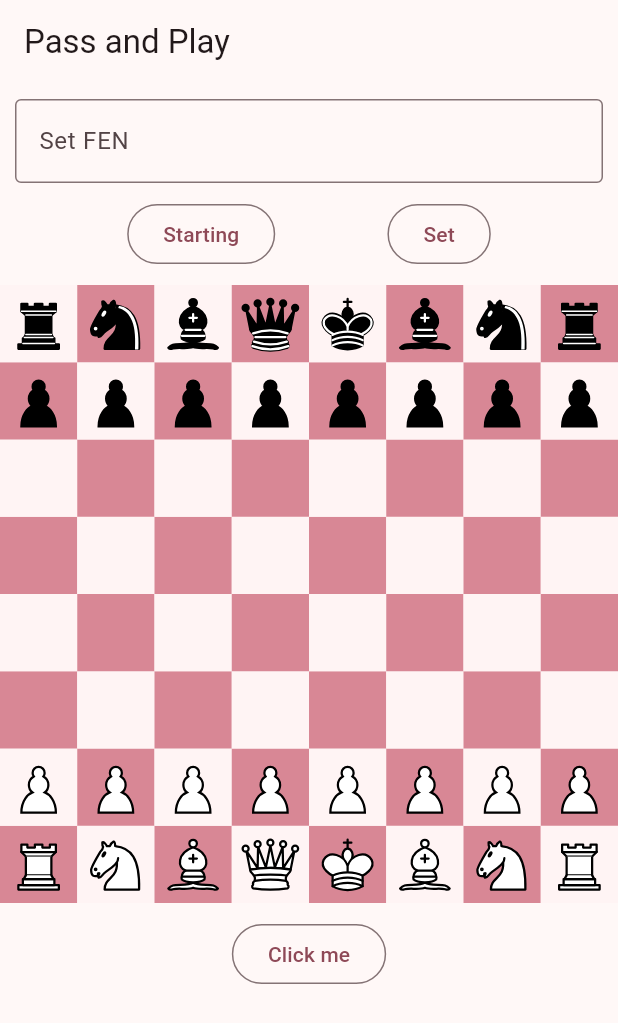
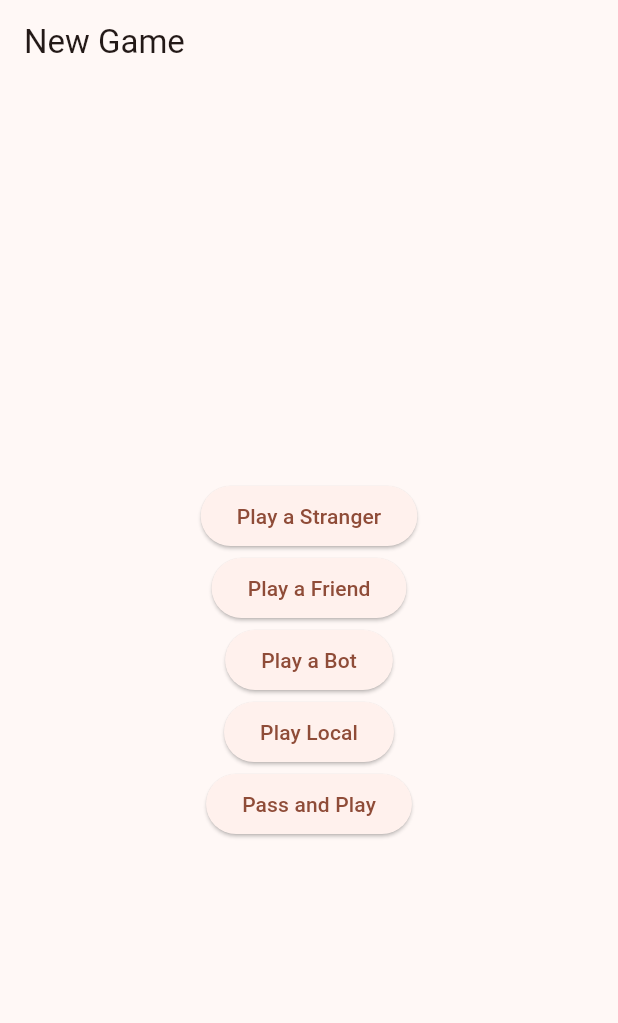
Before and after one commit to kazimdraiyan/chess_new, a Flutter app: the screen it shows after launch, on a phone screen of 412 x 824 dp. Shown: the top 1023 px of the screen. Run offline on Flutter 3.47's test engine with Material 3 defaults, Android fonts, the light colour scheme and no system bars; our stand-ins replace flutter_svg, material_color_utilities.

Commit message:
add a home page that shows different game play options

```diff
--- a/lib/constants.dart
+++ b/lib/constants.dart
@@ -1,4 +1 @@
-abstract class Constants {
-  static const lightSquareColor = 0xFFECECD0;
-  static const darkSquareColor = 0xFF779557;
-}
+// TODO: Move all the constants here
--- a/lib/main.dart
+++ b/lib/main.dart
@@ -1,4 +1,9 @@
+import 'package:chess_new/pages/home_page.dart';
 import 'package:chess_new/pages/pass_and_play_page.dart';
+import 'package:chess_new/pages/play_a_bot_page.dart';
+import 'package:chess_new/pages/play_a_friend_page.dart';
+import 'package:chess_new/pages/play_a_stranger_page.dart';
+import 'package:chess_new/pages/play_local_page.dart';
 import 'package:flutter/material.dart';
 
 void main() {
@@ -13,11 +18,18 @@ class MyApp extends StatelessWidget {
     return MaterialApp(
       title: 'Chess',
       theme: ThemeData(
-        colorScheme: ColorScheme.fromSeed(seedColor: Colors.pink),
+        colorScheme: ColorScheme.fromSeed(seedColor: Colors.deepOrange),
         useMaterial3: true,
       ),
-      home: const PassAndPlayPage(),
+      home: const HomePage(),
       debugShowCheckedModeBanner: false,
+      routes: {
+        PlayAStrangerPage.route: (context) => const PlayAStrangerPage(),
+        PlayAFriendPage.route: (context) => const PlayAFriendPage(),
+        PlayABotPage.route: (context) => const PlayABotPage(),
+        PlayLocalPage.route: (context) => const PlayLocalPage(),
+        PassAndPlayPage.route: (context) => const PassAndPlayPage(),
+      },
     );
   }
 }
--- /dev/null
+++ b/lib/pages/home_page.dart
@@ -0,0 +1,55 @@
+import 'package:chess_new/pages/pass_and_play_page.dart';
+import 'package:chess_new/pages/play_a_bot_page.dart';
+import 'package:chess_new/pages/play_a_friend_page.dart';
+import 'package:chess_new/pages/play_a_stranger_page.dart';
+import 'package:chess_new/pages/play_local_page.dart';
+import 'package:flutter/material.dart';
+
+class HomePage extends StatelessWidget {
+  const HomePage({super.key});
+
+  @override
+  Widget build(BuildContext context) {
+    return Scaffold(
+      appBar: AppBar(title: Text('New Game')),
+      body: Center(
+        child: Column(
+          mainAxisSize: MainAxisSize.min,
+          children: [
+            // TODO: Make the buttons look better
+            ElevatedButton(
+              onPressed: () {
+                Navigator.pushNamed(context, PlayAStrangerPage.route);
+              },
+              child: Text('Play a Stranger'),
+            ),
+            ElevatedButton(
+              onPressed: () {
+                Navigator.pushNamed(context, PlayAFriendPage.route);
+              },
+              child: Text('Play a Friend'),
+            ),
+            ElevatedButton(
+              onPressed: () {
+                Navigator.pushNamed(context, PlayABotPage.route);
+              },
+              child: Text('Play a Bot'),
+            ),
+            ElevatedButton(
+              onPressed: () {
+                Navigator.pushNamed(context, PlayLocalPage.route);
+              },
+              child: Text('Play Local'),
+            ),
+            ElevatedButton(
+              onPressed: () {
+                Navigator.pushNamed(context, PassAndPlayPage.route);
+              },
+              child: Text('Pass and Play'),
+            ),
+          ],
+        ),
+      ),
+    );
+  }
+}
--- a/lib/pages/pass_and_play_page.dart
+++ b/lib/pages/pass_and_play_page.dart
@@ -2,6 +2,8 @@ import 'package:chess_new/widgets/game_widget.dart';
 import 'package:flutter/material.dart';
 
 class PassAndPlayPage extends StatelessWidget {
+  static const route = '/pass_and_play';
+
   const PassAndPlayPage({super.key});
 
   @override
--- /dev/null
+++ b/lib/pages/play_a_bot_page.dart
@@ -0,0 +1,15 @@
+import 'package:flutter/material.dart';
+
+class PlayABotPage extends StatelessWidget {
+  static const route = '/play_a_bot';
+
+  const PlayABotPage({super.key});
+
+  @override
+  Widget build(BuildContext context) {
+    return Scaffold(
+      appBar: AppBar(title: Text('Play a Bot')),
+      body: Center(child: Text('Play a Bot')),
+    );
+  }
+}
--- /dev/null
+++ b/lib/pages/play_a_friend_page.dart
@@ -0,0 +1,15 @@
+import 'package:flutter/material.dart';
+
+class PlayAFriendPage extends StatelessWidget {
+  static const route = '/play_a_friend';
+
+  const PlayAFriendPage({super.key});
+
+  @override
+  Widget build(BuildContext context) {
+    return Scaffold(
+      appBar: AppBar(title: Text('Play a Friend')),
+      body: Center(child: Text('Play a Friend')),
+    );
+  }
+}
--- /dev/null
+++ b/lib/pages/play_a_stranger_page.dart
@@ -0,0 +1,15 @@
+import 'package:flutter/material.dart';
+
+class PlayAStrangerPage extends StatelessWidget {
+  static const route = '/play_a_stranger';
+
+  const PlayAStrangerPage({super.key});
+
+  @override
+  Widget build(BuildContext context) {
+    return Scaffold(
+      appBar: AppBar(title: Text('Play a Stranger')),
+      body: Center(child: Text('Play a Stranger')),
+    );
+  }
+}
--- /dev/null
+++ b/lib/pages/play_local_page.dart
@@ -0,0 +1,15 @@
+import 'package:flutter/material.dart';
+
+class PlayLocalPage extends StatelessWidget {
+  static const route = '/play_local';
+
+  const PlayLocalPage({super.key});
+
+  @override
+  Widget build(BuildContext context) {
+    return Scaffold(
+      appBar: AppBar(title: Text('Play Local')),
+      body: Center(child: Text('Play Local')),
+    );
+  }
+}
```
